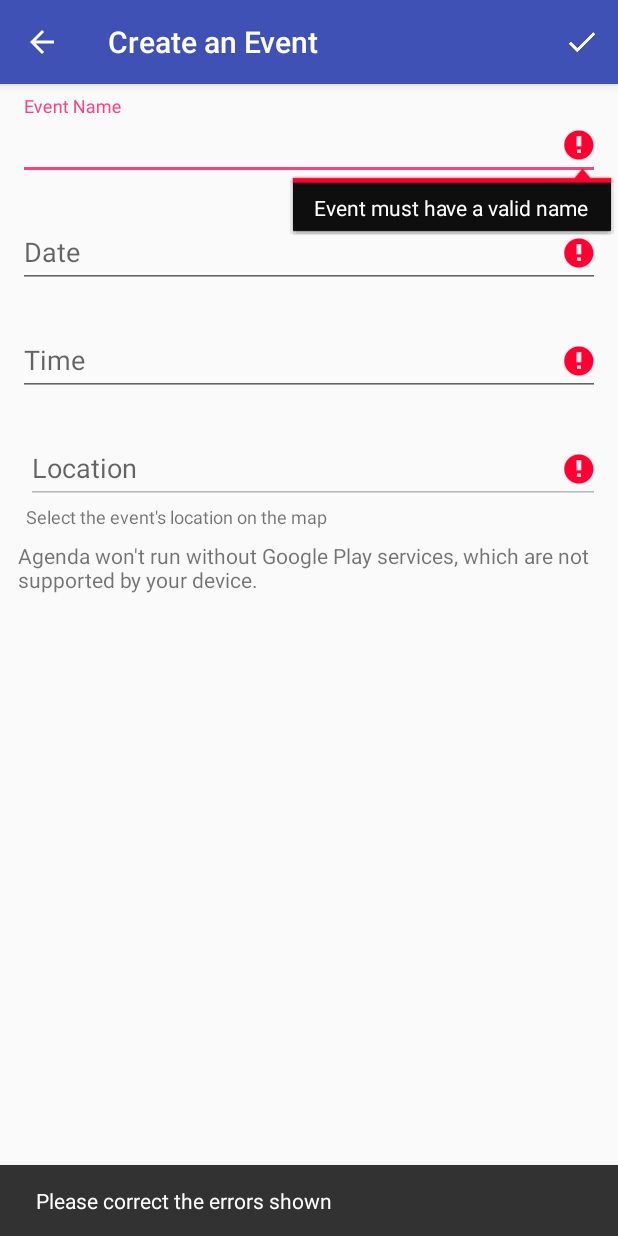
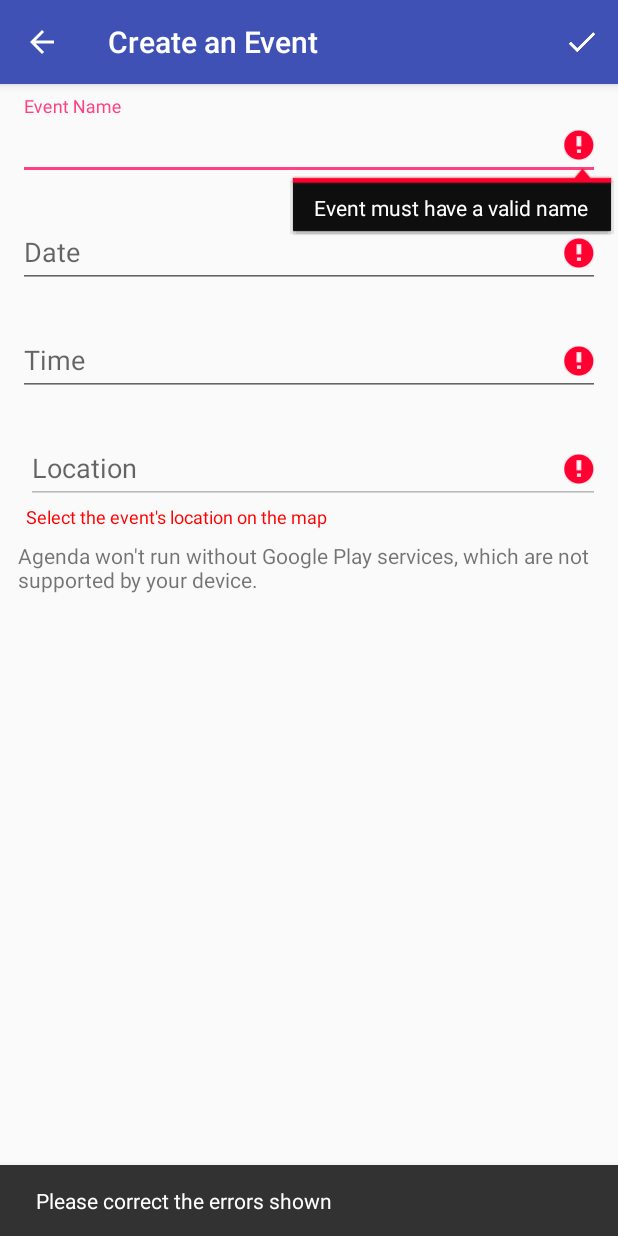
Before and after one commit to mvasquezb/Android-Agenda, an Android app: the CreateEventActivity screen opened directly, with no data from a screen before it, after a tap on "Save", on a phone screen of 412 x 824 dp. Run offline under Robolectric (Android 15) with nearby library versions, the phone set to English and light mode, and no system bars; our stand-ins replace ButterKnife.

Commit message:
Modify location selection error display

```diff
--- a/app/src/main/java/com/pmvb/tektonentry/CreateEventActivity.java
+++ b/app/src/main/java/com/pmvb/tektonentry/CreateEventActivity.java
@@ -7,6 +7,8 @@ import java.util.Calendar;
 import android.app.TimePickerDialog;
 import android.content.Context;
 import android.content.pm.PackageManager;
+import android.content.res.ColorStateList;
+import android.graphics.Color;
 import android.location.Criteria;
 import android.location.Location;
 import android.location.LocationManager;
@@ -22,6 +24,7 @@ import android.view.View;
 import android.view.ViewGroup;
 import android.view.ViewTreeObserver;
 import android.widget.ScrollView;
+import android.widget.TextView;
 
 import com.google.android.gms.maps.CameraUpdateFactory;
 import com.google.android.gms.maps.GoogleMap;
@@ -46,6 +49,8 @@ public class CreateEventActivity extends AppCompatActivity
     TextInputEditText timeField;
     @BindView(R.id.event_input_location)
     TextInputEditText locationField;
+    @BindView(R.id.event_input_location_helper)
+    TextView locationHelper;
 
     private Marker eventLocation;
 
@@ -204,6 +209,11 @@ public class CreateEventActivity extends AppCompatActivity
     public boolean mapHasMarker() {
         boolean valid = eventLocation != null;
         valid = basicTextFieldValidation(locationField, "Must select event location") && valid;
+        if (valid) {
+            locationHelper.setTextColor(ActivityCompat.getColor(this, android.R.color.darker_gray));
+        } else {
+            locationHelper.setTextColor(Color.RED);
+        }
         return valid;
     }
 
@@ -263,6 +273,7 @@ public class CreateEventActivity extends AppCompatActivity
         }
         eventLocation = mMap.addMarker(
                 new MarkerOptions().position(latLng));
+        locationColors = locationField.getTextColors();
         locationField.setText(String.format("%f; %f", latLng.latitude, latLng.longitude));
     }
 }
--- a/app/src/main/res/layout/event_edit_form.xml
+++ b/app/src/main/res/layout/event_edit_form.xml
@@ -66,6 +66,7 @@
                 android:hint="Location"
                 android:enabled="false"/>
             <TextView
+                android:id="@+id/event_input_location_helper"
                 android:layout_width="match_parent"
                 android:layout_height="wrap_content"
                 android:layout_marginLeft="5dp"
```
